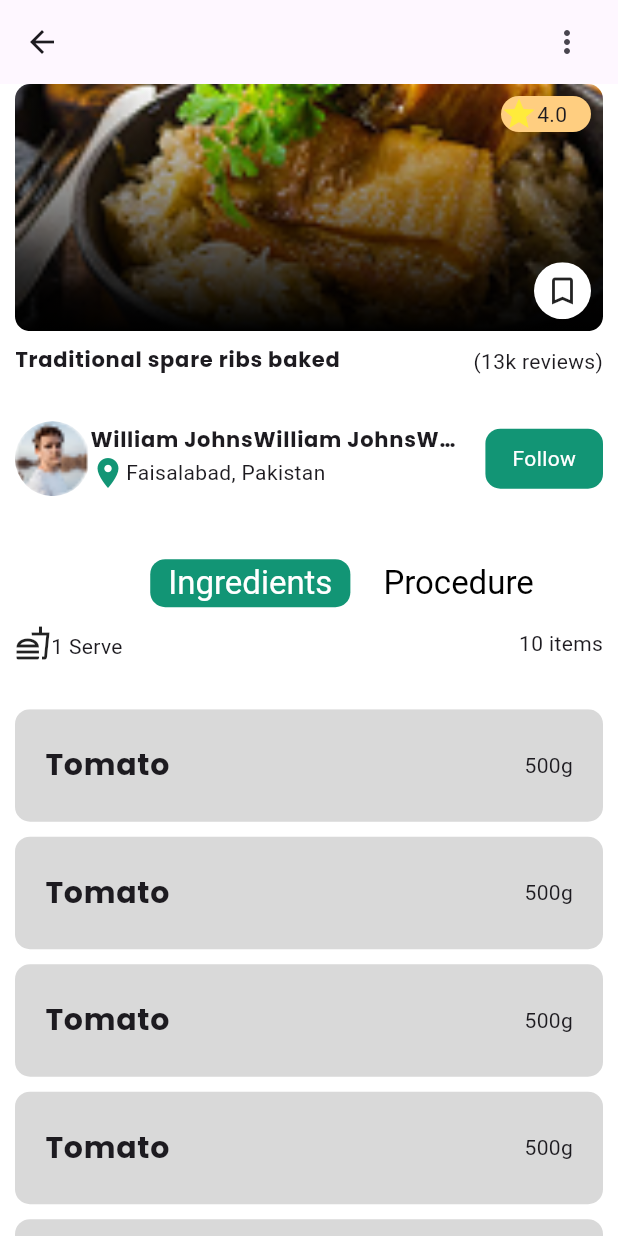
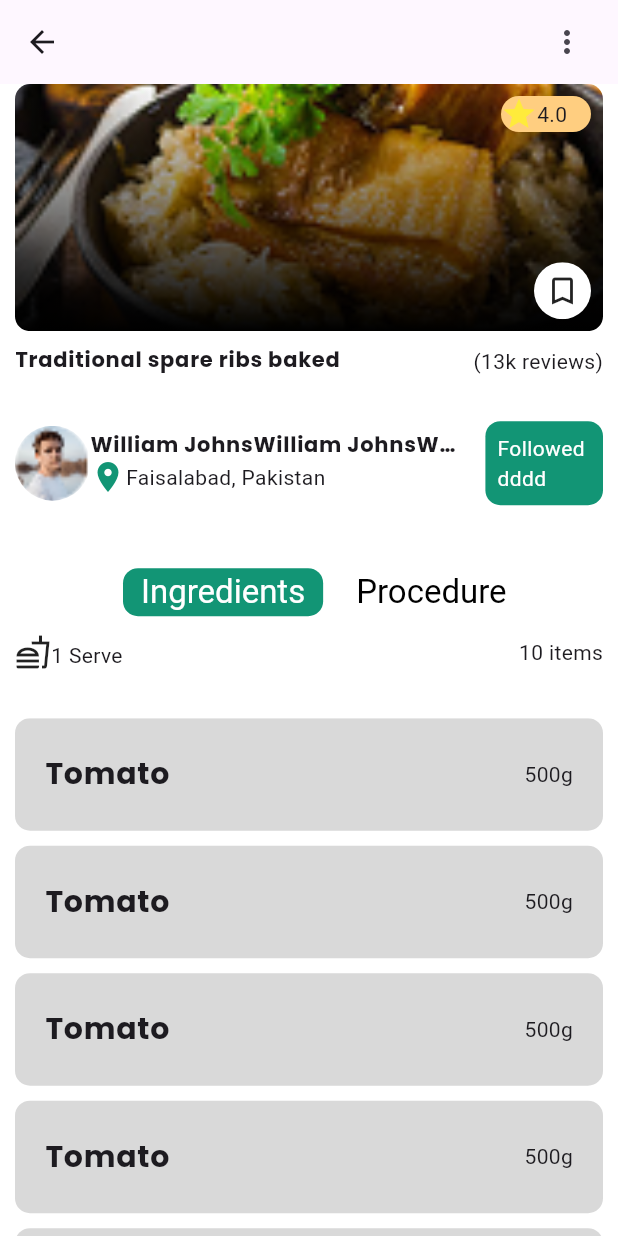
Before and after one commit to abdulrehman202/recipe_app, a Flutter app: the RecipeViewScreen screen opened directly, on a phone screen of 412 x 824 dp. Run offline on Flutter 3.47's test engine with Material 3 defaults, Android fonts, the light colour scheme and no system bars; drawn by our look-alikes of chips_choice.

Commit message:
UI changes

```diff
--- a/lib/View/recipe_view_screen.dart
+++ b/lib/View/recipe_view_screen.dart
@@ -221,21 +221,25 @@ class _RecipeViewScreenState extends State<RecipeViewScreen>
             flex: 2,
               child:
                   GestureDetector(onTap: () {}, child: Container(
+
+                    width: MediaQuery.of(context).size.width*0.1,
                     alignment: Alignment.center,
-                    padding: const EdgeInsets.all(10.0),
+                    padding: const EdgeInsets.all(8.0),
                     decoration: BoxDecoration(
                       borderRadius: const BorderRadius.all(const Radius.circular(10.0)),
                       color: Constants.BUTTON_COLOR
                     ),
-                    child: const Text('Follow',style: TextStyle(color: Colors.white),))))
+                    child: const Text('Followeddddd',style: TextStyle(color: Colors.white), overflow: TextOverflow.fade, ))))
         ],
       ),
     );
   }
 
   Widget _tabsRow() {
-    return Center(
-      child: ChipsChoice<int>.single(
+    return ChipsChoice<int>.single(
+      scrollToSelectedOnChanged: true,
+      mainAxisAlignment: MainAxisAlignment.center,
+      padding: EdgeInsets.zero,
       value: widget._selectedPage,
       onChanged: (val) => setState(() {
         widget._selectedPage = val;
@@ -250,10 +254,10 @@ class _RecipeViewScreenState extends State<RecipeViewScreen>
       choiceStyle: C2ChipStyle.filled(
         color: Colors.white,
         selectedStyle: C2ChipStyle(
+          padding: EdgeInsets.symmetric(horizontal: MediaQuery.of(context).size.width*0.1),
           backgroundColor: Constants.BUTTON_COLOR,
           borderRadius: const BorderRadius.all(
             Radius.circular(10),
-            ),
           ),
         ),
       ),
```
Lines whose indentation alone changed are shown as unchanged.
